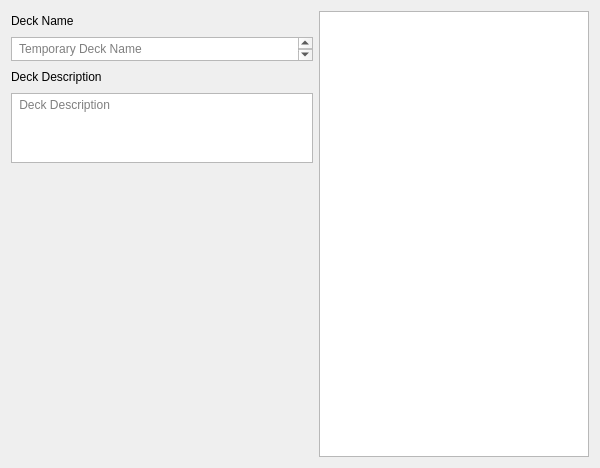
First picture: the form in frmwindow.ui, repository Xnnoel/SV-DeckTracker, before the edit.
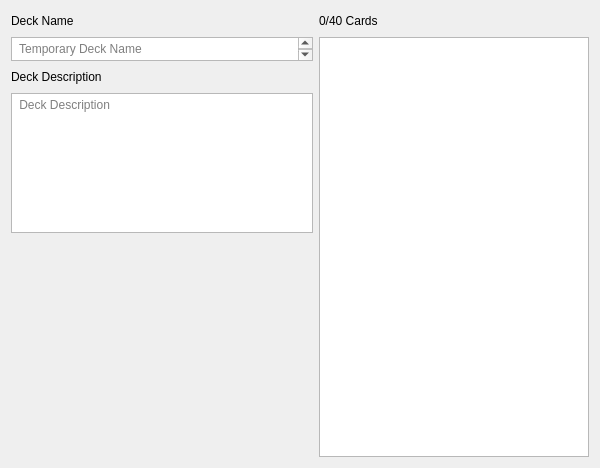
Second picture: the form after the edit.

Commit message: Added a card count and load functions

The edit to the form file:
```diff
--- a/frmwindow.ui
+++ b/frmwindow.ui
@@ -42,6 +42,57 @@
     <enum>Qt::LeftToRight</enum>
    </property>
    <layout class="QGridLayout" name="gridLayout">
+    <item row="0" column="2">
+     <widget class="QLabel" name="DeckCount">
+      <property name="text">
+       <string>0/40 Cards</string>
+      </property>
+     </widget>
+    </item>
+    <item row="0" column="1">
+     <widget class="QLabel" name="label">
+      <property name="sizePolicy">
+       <sizepolicy hsizetype="Preferred" vsizetype="Minimum">
+        <horstretch>0</horstretch>
+        <verstretch>0</verstretch>
+       </sizepolicy>
+      </property>
+      <property name="maximumSize">
+       <size>
+        <width>16777215</width>
+        <height>20</height>
+       </size>
+      </property>
+      <property name="text">
+       <string>Deck Name</string>
+      </property>
+     </widget>
+    </item>
+    <item row="1" column="2" rowspan="6">
+     <widget class="QListView" name="listView">
+      <property name="sizePolicy">
+       <sizepolicy hsizetype="Fixed" vsizetype="Expanding">
+        <horstretch>0</horstretch>
+        <verstretch>0</verstretch>
+       </sizepolicy>
+      </property>
+      <property name="minimumSize">
+       <size>
+        <width>270</width>
+        <height>0</height>
+       </size>
+      </property>
+      <property name="maximumSize">
+       <size>
+        <width>270</width>
+        <height>16777215</height>
+       </size>
+      </property>
+      <property name="autoFillBackground">
+       <bool>true</bool>
+      </property>
+     </widget>
+    </item>
     <item row="1" column="1">
      <widget class="QPlainTextEdit" name="plainTextEdit">
       <property name="sizePolicy">
@@ -68,13 +119,25 @@
      </widget>
     </item>
     <item row="3" column="1">
-     <widget class="QPlainTextEdit" name="plainTextEdit_2">
-      <property name="maximumSize">
+     <widget class="QPlainTextEdit" name="textDeckDesc">
+      <property name="sizePolicy">
+       <sizepolicy hsizetype="Expanding" vsizetype="MinimumExpanding">
+        <horstretch>0</horstretch>
+        <verstretch>2</verstretch>
+       </sizepolicy>
+      </property>
+      <property name="minimumSize">
        <size>
-        <width>16777215</width>
+        <width>0</width>
         <height>70</height>
        </size>
       </property>
+      <property name="maximumSize">
+       <size>
+        <width>16777215</width>
+        <height>140</height>
+       </size>
+      </property>
       <property name="focusPolicy">
        <enum>Qt::ClickFocus</enum>
       </property>
@@ -89,35 +152,6 @@
       </property>
      </widget>
     </item>
-    <item row="0" column="1">
-     <widget class="QLabel" name="label">
-      <property name="sizePolicy">
-       <sizepolicy hsizetype="Preferred" vsizetype="Minimum">
-        <horstretch>0</horstretch>
-        <verstretch>0</verstretch>
-       </sizepolicy>
-      </property>
-      <property name="maximumSize">
-       <size>
-        <width>16777215</width>
-        <height>20</height>
-       </size>
-      </property>
-      <property name="text">
-       <string>Deck Name</string>
-      </property>
-     </widget>
-    </item>
-    <item row="4" column="1">
-     <widget class="QLabel" name="label_3">
-      <property name="focusPolicy">
-       <enum>Qt::ClickFocus</enum>
-      </property>
-      <property name="text">
-       <string/>
-      </property>
-     </widget>
-    </item>
     <item row="2" column="1">
      <widget class="QLabel" name="label_2">
       <property name="sizePolicy">
@@ -137,28 +171,13 @@
       </property>
      </widget>
     </item>
-    <item row="0" column="2" rowspan="5">
-     <widget class="QListView" name="listView">
-      <property name="sizePolicy">
-       <sizepolicy hsizetype="Fixed" vsizetype="Expanding">
-        <horstretch>0</horstretch>
-        <verstretch>0</verstretch>
-       </sizepolicy>
+    <item row="4" column="1" rowspan="3">
+     <widget class="QLabel" name="label_3">
+      <property name="focusPolicy">
+       <enum>Qt::ClickFocus</enum>
       </property>
-      <property name="minimumSize">
-       <size>
-        <width>270</width>
-        <height>0</height>
-       </size>
-      </property>
-      <property name="maximumSize">
-       <size>
-        <width>270</width>
-        <height>16777215</height>
-       </size>
-      </property>
-      <property name="autoFillBackground">
-       <bool>true</bool>
+      <property name="text">
+       <string/>
       </property>
      </widget>
     </item>
```
Left out of the diff: 2 changed lines with no effect on the pictures. The commit also changes 5 other files.
